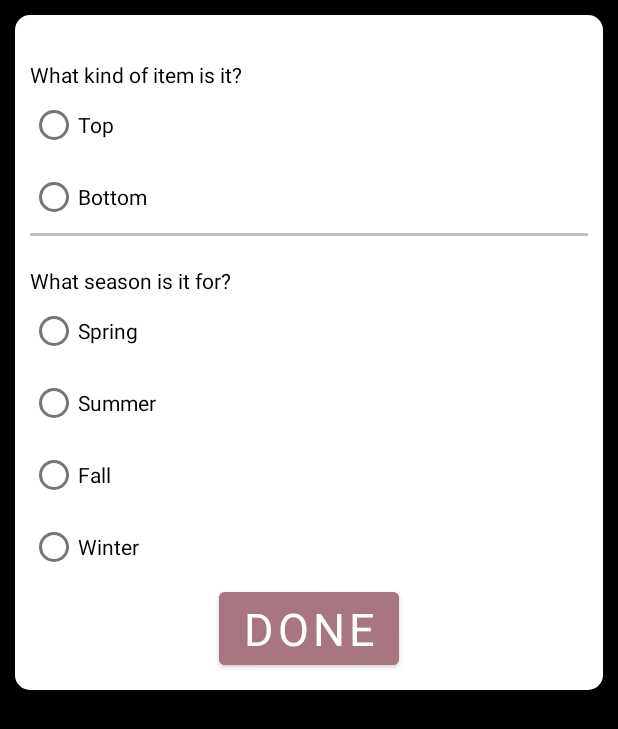
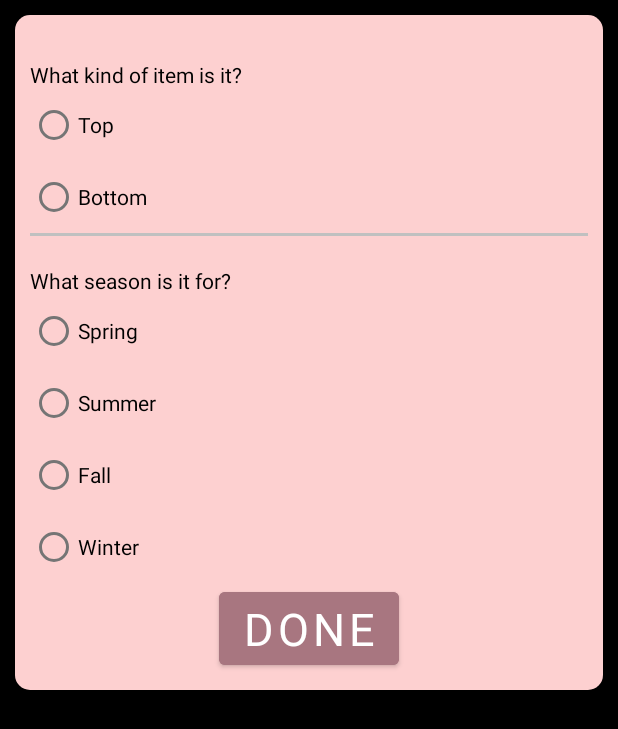
Before and after one commit to siriouthay01835680/DressMe, an Android app: the layout camerapopup.xml on its own in the app's theme, with its tools: preview values and no code run, on a phone screen of 412 x 824 dp. Shown: the top 729 px of the screen. Run offline under Robolectric (Android 15) with nearby library versions, the phone set to English and light mode, and no system bars.

Commit message:
changed capture button and popup background

```diff
--- /dev/null
+++ b/app/src/main/res/color/popbackcolor.xml
@@ -0,0 +1,4 @@
+<?xml version="1.0" encoding="utf-8"?>
+<selector xmlns:android="http://schemas.android.com/apk/res/android">
+
+</selector>
--- a/app/src/main/res/drawable/popupbg.xml
+++ b/app/src/main/res/drawable/popupbg.xml
@@ -1,6 +1,7 @@
 <?xml version="1.0" encoding="utf-8"?>
 <shape xmlns:android="http://schemas.android.com/apk/res/android">
-<solid android:color="@color/white"/>
-    <corners android:radius="10dp"/>
+    <solid android:color="#FDD0D0"/>
+    <corners android:radius="10dp" />
+
 
 </shape>
--- a/app/src/main/res/layout/activity_camera.xml
+++ b/app/src/main/res/layout/activity_camera.xml
@@ -24,6 +24,8 @@
             android:text="Capture"
             android:layout_width="wrap_content"
             android:layout_height="wrap_content"
-            android:layout_gravity="bottom" />
+            android:layout_marginLeft = "154dp"
+            android:backgroundTint="#A87680"
+            android:layout_gravity="center|bottom" />
     </LinearLayout>
 </androidx.constraintlayout.widget.ConstraintLayout>
--- a/app/src/main/res/layout/camerapopup.xml
+++ b/app/src/main/res/layout/camerapopup.xml
@@ -13,7 +13,8 @@
         android:layout_marginBottom="10dp"
         android:background="@drawable/popupbg"
         android:orientation="vertical"
-        android:padding="10dp">
+        android:padding="10dp"
+        >
 
         <TextView
             android:layout_width="wrap_content"
```
